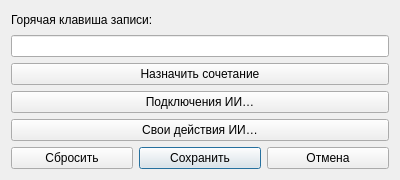
thekeny/Sayte, file ui/settings_window.ui: the form before one commit.
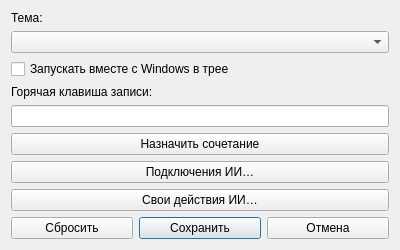
The form after the commit.

Commit message: add pin and dark theme and css

Patch:
```diff
--- a/ui/settings_window.ui
+++ b/ui/settings_window.ui
@@ -4,6 +4,9 @@
   <property name="geometry"><rect><x>0</x><y>0</y><width>400</width><height>180</height></rect></property>
   <property name="windowTitle"><string>Настройки Sayte</string></property>
   <layout class="QVBoxLayout" name="verticalLayout">
+   <item><widget class="QLabel" name="themeLabel"><property name="text"><string>Тема:</string></property></widget></item>
+   <item><widget class="QComboBox" name="themeCombo"/></item>
+   <item><widget class="QCheckBox" name="autostartCheck"><property name="text"><string>Запускать вместе с Windows в трее</string></property></widget></item>
    <item><widget class="QLabel" name="hotkeyLabel"><property name="text"><string>Горячая клавиша записи:</string></property></widget></item>
    <item><widget class="QLineEdit" name="hotkeyInput"><property name="readOnly"><bool>true</bool></property></widget></item>
    <item><widget class="QPushButton" name="assignButton"><property name="text"><string>Назначить сочетание</string></property></widget></item>
```
The commit also changes 26 other files.
